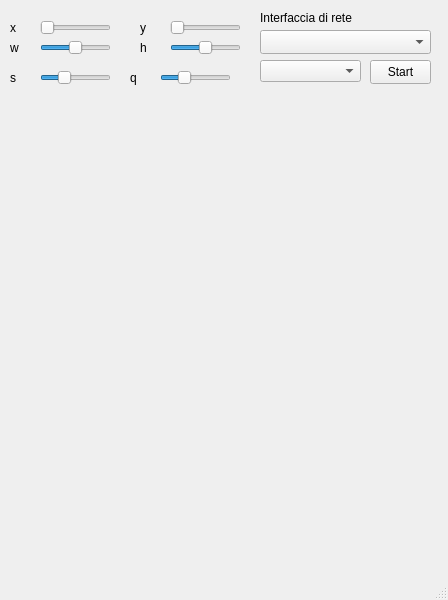
ProfBarcelli/screenStreamer, file qtServer/mainwindow.ui: the form before one commit.
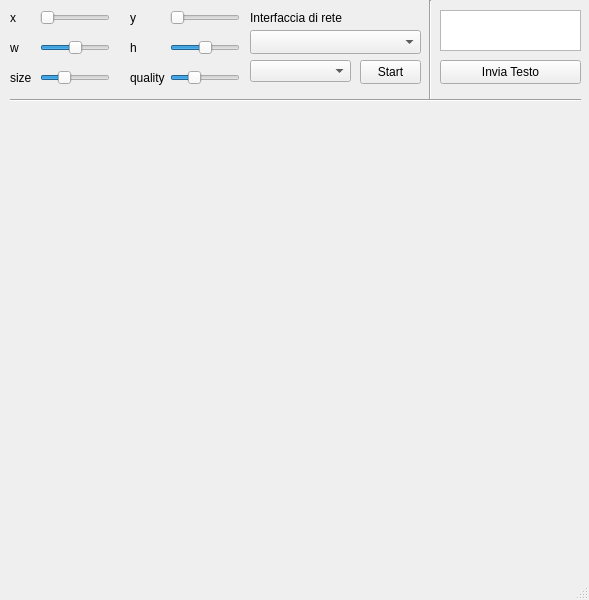
The form after the commit.

The edit to the form file:
```diff
--- a/qtServer/mainwindow.ui
+++ b/qtServer/mainwindow.ui
@@ -6,7 +6,7 @@
    <rect>
     <x>0</x>
     <y>0</y>
-    <width>448</width>
+    <width>589</width>
     <height>600</height>
    </rect>
   </property>
@@ -17,7 +17,7 @@
    <widget class="QPushButton" name="pushButton">
     <property name="geometry">
      <rect>
-      <x>370</x>
+      <x>360</x>
       <y>60</y>
       <width>61</width>
       <height>24</height>
@@ -30,7 +30,7 @@
    <widget class="QLabel" name="label">
     <property name="geometry">
      <rect>
-      <x>30</x>
+      <x>0</x>
       <y>110</y>
       <width>371</width>
       <height>431</height>
@@ -44,7 +44,7 @@
     <property name="geometry">
      <rect>
       <x>10</x>
-      <y>20</y>
+      <y>10</y>
       <width>21</width>
       <height>16</height>
      </rect>
@@ -57,9 +57,9 @@
     <property name="geometry">
      <rect>
       <x>40</x>
-      <y>20</y>
-      <width>71</width>
-      <height>16</height>
+      <y>10</y>
+      <width>70</width>
+      <height>15</height>
      </rect>
     </property>
     <property name="maximum">
@@ -73,9 +73,9 @@
     <property name="geometry">
      <rect>
       <x>170</x>
-      <y>20</y>
-      <width>71</width>
-      <height>16</height>
+      <y>10</y>
+      <width>70</width>
+      <height>15</height>
      </rect>
     </property>
     <property name="maximum">
@@ -88,8 +88,8 @@
    <widget class="QLabel" name="label_3">
     <property name="geometry">
      <rect>
-      <x>140</x>
-      <y>20</y>
+      <x>130</x>
+      <y>10</y>
       <width>21</width>
       <height>16</height>
      </rect>
@@ -103,8 +103,8 @@
      <rect>
       <x>40</x>
       <y>40</y>
-      <width>71</width>
-      <height>16</height>
+      <width>70</width>
+      <height>15</height>
      </rect>
     </property>
     <property name="maximum">
@@ -120,7 +120,7 @@
    <widget class="QLabel" name="label_4">
     <property name="geometry">
      <rect>
-      <x>140</x>
+      <x>130</x>
       <y>40</y>
       <width>21</width>
       <height>16</height>
@@ -148,8 +148,8 @@
      <rect>
       <x>170</x>
       <y>40</y>
-      <width>71</width>
-      <height>16</height>
+      <width>70</width>
+      <height>15</height>
      </rect>
     </property>
     <property name="maximum">
@@ -172,7 +172,7 @@
      </rect>
     </property>
     <property name="text">
-     <string>s</string>
+     <string>size</string>
     </property>
    </widget>
    <widget class="QSlider" name="sSlider">
@@ -180,8 +180,8 @@
      <rect>
       <x>40</x>
       <y>70</y>
-      <width>71</width>
-      <height>16</height>
+      <width>70</width>
+      <height>15</height>
      </rect>
     </property>
     <property name="value">
@@ -194,10 +194,10 @@
    <widget class="QSlider" name="qSlider">
     <property name="geometry">
      <rect>
-      <x>160</x>
+      <x>170</x>
       <y>70</y>
-      <width>71</width>
-      <height>16</height>
+      <width>70</width>
+      <height>15</height>
      </rect>
     </property>
     <property name="value">
@@ -212,18 +212,18 @@
      <rect>
       <x>130</x>
       <y>70</y>
-      <width>21</width>
+      <width>41</width>
       <height>16</height>
      </rect>
     </property>
     <property name="text">
-     <string>q</string>
+     <string>quality</string>
     </property>
    </widget>
    <widget class="QComboBox" name="comboBox">
     <property name="geometry">
      <rect>
-      <x>260</x>
+      <x>250</x>
       <y>30</y>
       <width>171</width>
       <height>24</height>
@@ -233,7 +233,7 @@
    <widget class="QLabel" name="label_8">
     <property name="geometry">
      <rect>
-      <x>260</x>
+      <x>250</x>
       <y>10</y>
       <width>101</width>
       <height>16</height>
@@ -246,13 +246,72 @@
    <widget class="QComboBox" name="mCastComboBox">
     <property name="geometry">
      <rect>
-      <x>260</x>
+      <x>250</x>
       <y>60</y>
       <width>101</width>
       <height>22</height>
      </rect>
     </property>
    </widget>
+   <widget class="QTextEdit" name="textEdit">
+    <property name="geometry">
+     <rect>
+      <x>440</x>
+      <y>10</y>
+      <width>141</width>
+      <height>41</height>
+     </rect>
+    </property>
+    <property name="html">
+     <string>&lt;!DOCTYPE HTML PUBLIC &quot;-//W3C//DTD HTML 4.0//EN&quot; &quot;http://www.w3.org/TR/REC-html40/strict.dtd&quot;&gt;
+&lt;html&gt;&lt;head&gt;&lt;meta name=&quot;qrichtext&quot; content=&quot;1&quot; /&gt;&lt;meta charset=&quot;utf-8&quot; /&gt;&lt;style type=&quot;text/css&quot;&gt;
+p, li { white-space: pre-wrap; }
+hr { height: 1px; border-width: 0; }
+li.unchecked::marker { content: &quot;\2610&quot;; }
+li.checked::marker { content: &quot;\2612&quot;; }
+&lt;/style&gt;&lt;/head&gt;&lt;body style=&quot; font-family:'Segoe UI'; font-size:9pt; font-weight:400; font-style:normal;&quot;&gt;
+&lt;p style=&quot;-qt-paragraph-type:empty; margin-top:0px; margin-bottom:0px; margin-left:0px; margin-right:0px; -qt-block-indent:0; text-indent:0px;&quot;&gt;&lt;br /&gt;&lt;/p&gt;&lt;/body&gt;&lt;/html&gt;</string>
+    </property>
+   </widget>
+   <widget class="QPushButton" name="sendTextPushButton">
+    <property name="geometry">
+     <rect>
+      <x>440</x>
+      <y>60</y>
+      <width>141</width>
+      <height>24</height>
+     </rect>
+    </property>
+    <property name="text">
+     <string>Invia Testo</string>
+    </property>
+   </widget>
+   <widget class="Line" name="line">
+    <property name="geometry">
+     <rect>
+      <x>420</x>
+      <y>0</y>
+      <width>21</width>
+      <height>101</height>
+     </rect>
+    </property>
+    <property name="orientation">
+     <enum>Qt::Orientation::Vertical</enum>
+    </property>
+   </widget>
+   <widget class="Line" name="line_2">
+    <property name="geometry">
+     <rect>
+      <x>10</x>
+      <y>90</y>
+      <width>571</width>
+      <height>20</height>
+     </rect>
+    </property>
+    <property name="orientation">
+     <enum>Qt::Orientation::Horizontal</enum>
+    </property>
+   </widget>
   </widget>
   <widget class="QMenuBar" name="menubar">
    <property name="geometry">
```
Left out of the diff: 6 changed lines with no effect on the pictures.
